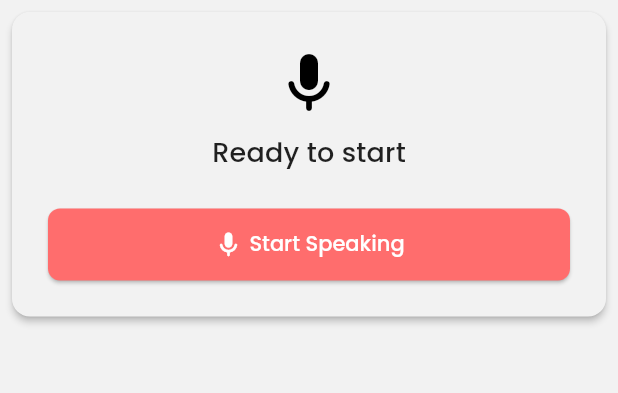
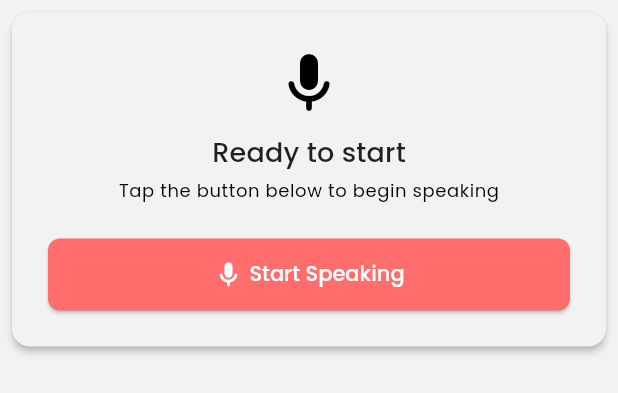
Before and after one commit to jersjar7/hermes, a Flutter app: the SpeakerControlPanel widget shown alone on an empty page, opened directly with empty values, on a phone screen of 412 x 824 dp. Shown: the top 393 px of the screen. Run offline on Flutter 3.47's test engine with Material 3 defaults, Android fonts, the phone set to English and light mode, and no system bars; our stand-ins replace connectivity_plus, device_info_plus, firebase_auth, firebase_core, flutter_dotenv, flutter_riverpod and 5 more; accounts and stored records are empty.

Commit message:
fixing navigation and use of widgets

```diff
--- a/lib/core/services/speech_to_text/speech_to_text_service.dart
+++ b/lib/core/services/speech_to_text/speech_to_text_service.dart
@@ -1,3 +1,5 @@
+// lib/core/services/speech_to_text/speech_to_text_service.dart
+
 import 'speech_result.dart';
 
 abstract class ISpeechToTextService {
@@ -33,6 +35,9 @@ abstract class ISpeechToTextService {
 
   /// Sets the active locale for transcription (e.g., 'en-US').
   Future<void> setLocale(String localeId);
+
+  /// Dispose of resources and cancel any pending operations.
+  void dispose();
 }
 
 /// Represents a supported locale (e.g., English-US, Spanish-MX).
--- a/lib/features/session/presentation/widgets/organisms/speaker_control_panel.dart
+++ b/lib/features/session/presentation/widgets/organisms/speaker_control_panel.dart
@@ -37,14 +37,15 @@ class SpeakerControlPanel extends ConsumerWidget {
                 // Control button
                 _buildControlButton(context, ref, state),
 
-                // Current transcript display
-                if (state.lastTranscript != null &&
+                // Real-time transcript display (only show during listening)
+                if (state.status == HermesStatus.listening &&
+                    state.lastTranscript != null &&
                     state.lastTranscript!.isNotEmpty) ...[
                   const SizedBox(height: HermesSpacing.md),
-                  _buildCurrentTranscript(context, state.lastTranscript!),
+                  _buildRealTimeTranscript(context, state.lastTranscript!),
                 ],
 
-                // Last completed transcript
+                // Last completed translation (only show when available)
                 if (state.lastTranslation != null &&
                     state.lastTranslation!.isNotEmpty) ...[
                   const SizedBox(height: HermesSpacing.md),
@@ -72,6 +73,13 @@ class SpeakerControlPanel extends ConsumerWidget {
                 fontWeight: FontWeight.w600,
               ),
             ),
+            const SizedBox(height: HermesSpacing.sm),
+            Text(
+              'Speak clearly into your microphone',
+              style: theme.textTheme.bodyMedium?.copyWith(
+                color: theme.colorScheme.outline,
+              ),
+            ),
             const SizedBox(height: HermesSpacing.md),
             const WaveformDisplay(isActive: true),
           ],
@@ -86,6 +94,13 @@ class SpeakerControlPanel extends ConsumerWidget {
               'Translating...',
               style: theme.textTheme.titleMedium?.copyWith(color: Colors.amber),
             ),
+            const SizedBox(height: HermesSpacing.xs),
+            Text(
+              'Processing your speech',
+              style: theme.textTheme.bodySmall?.copyWith(
+                color: theme.colorScheme.outline,
+              ),
+            ),
           ],
         );
 
@@ -95,6 +110,50 @@ class SpeakerControlPanel extends ConsumerWidget {
             Text('Starting in', style: theme.textTheme.titleMedium),
             const SizedBox(height: HermesSpacing.sm),
             CountdownWidget(seconds: state.countdownSeconds ?? 0, size: 100),
+          ],
+        );
+
+      case HermesStatus.speaking:
+        return Column(
+          children: [
+            Icon(HermesIcons.speaker, size: 48, color: Colors.green),
+            const SizedBox(height: HermesSpacing.sm),
+            Text(
+              'Playing Translation',
+              style: theme.textTheme.titleMedium?.copyWith(color: Colors.green),
+            ),
+            const SizedBox(height: HermesSpacing.xs),
+            Text(
+              'Translation is being spoken',
+              style: theme.textTheme.bodySmall?.copyWith(
+                color: theme.colorScheme.outline,
+              ),
+            ),
+          ],
+        );
+
+      case HermesStatus.buffering:
+        return Column(
+          children: [
+            SizedBox(
+              width: 24,
+              height: 24,
+              child: CircularProgressIndicator(strokeWidth: 2),
+            ),
+            const SizedBox(height: HermesSpacing.sm),
+            Text(
+              'Preparing...',
+              style: theme.textTheme.titleMedium?.copyWith(
+                color: theme.colorScheme.primary,
+              ),
+            ),
+            const SizedBox(height: HermesSpacing.xs),
+            Text(
+              'Setting up translation session',
+              style: theme.textTheme.bodySmall?.copyWith(
+                color: theme.colorScheme.outline,
+              ),
+            ),
           ],
         );
 
@@ -108,6 +167,13 @@ class SpeakerControlPanel extends ConsumerWidget {
             ),
             const SizedBox(height: HermesSpacing.sm),
             Text('Ready to start', style: theme.textTheme.titleMedium),
+            const SizedBox(height: HermesSpacing.xs),
+            Text(
+              'Tap the button below to begin speaking',
+              style: theme.textTheme.bodySmall?.copyWith(
+                color: theme.colorScheme.outline,
+              ),
+            ),
           ],
         );
     }
@@ -126,7 +192,7 @@ class SpeakerControlPanel extends ConsumerWidget {
     );
   }
 
-  Widget _buildCurrentTranscript(BuildContext context, String transcript) {
+  Widget _buildRealTimeTranscript(BuildContext context, String transcript) {
     final theme = Theme.of(context);
 
     return Container(
@@ -158,13 +224,36 @@ class SpeakerControlPanel extends ConsumerWidget {
                   fontWeight: FontWeight.w600,
                 ),
               ),
+              const Spacer(),
+              // Add a pulsing indicator to show it's live
+              Container(
+                width: 8,
+                height: 8,
+                decoration: BoxDecoration(
+                  color: theme.colorScheme.primary,
+                  shape: BoxShape.circle,
+                ),
+                child: AnimatedContainer(
+                  duration: const Duration(milliseconds: 1000),
+                  curve: Curves.easeInOut,
+                  decoration: BoxDecoration(
+                    color: theme.colorScheme.primary.withValues(alpha: 0.3),
+                    shape: BoxShape.circle,
+                  ),
+                ),
+              ),
             ],
           ),
           const SizedBox(height: HermesSpacing.xs),
-          Text(
-            transcript,
-            style: theme.textTheme.bodyMedium?.copyWith(
-              color: theme.colorScheme.primary,
+          ConstrainedBox(
+            constraints: const BoxConstraints(maxHeight: 100),
+            child: SingleChildScrollView(
+              child: Text(
+                transcript,
+                style: theme.textTheme.bodyMedium?.copyWith(
+                  color: theme.colorScheme.primary,
+                ),
+              ),
             ),
           ),
         ],
@@ -199,9 +288,16 @@ class SpeakerControlPanel extends ConsumerWidget {
             ],
           ),
           const SizedBox(height: HermesSpacing.xs),
-          Text(
-            translation,
-            style: theme.textTheme.bodyMedium?.copyWith(color: Colors.green),
+          ConstrainedBox(
+            constraints: const BoxConstraints(maxHeight: 80),
+            child: SingleChildScrollView(
+              child: Text(
+                translation,
+                style: theme.textTheme.bodyMedium?.copyWith(
+                  color: Colors.green,
+                ),
+              ),
+            ),
           ),
         ],
       ),
@@ -264,6 +360,13 @@ class _ControlPanelError extends StatelessWidget {
             color: theme.colorScheme.error,
           ),
         ),
+        const SizedBox(height: HermesSpacing.xs),
+        Text(
+          'Please try restarting the session',
+          style: theme.textTheme.bodySmall?.copyWith(
+            color: theme.colorScheme.outline,
+          ),
+        ),
       ],
     );
   }
```
Also changed, not shown: lib/core/services/speech_to_text/speech_to_text_service_impl.dart (+108 -13 lines), lib/features/session/presentation/widgets/organisms/translation_feed.dart (+46 -21 lines).
